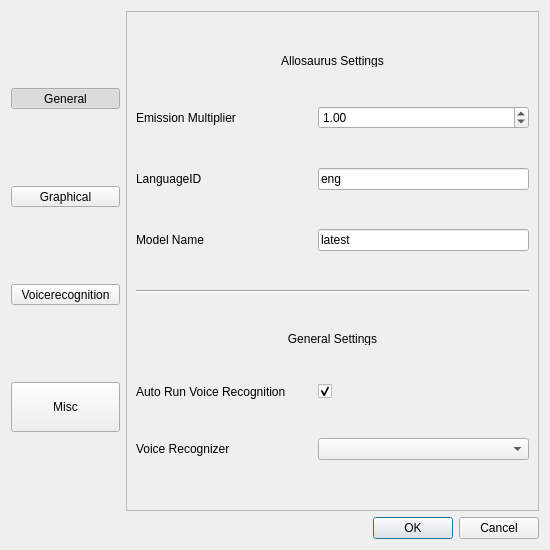
Qt form rsrc/settings.ui (steveway/papagayo-ng) before a commit.
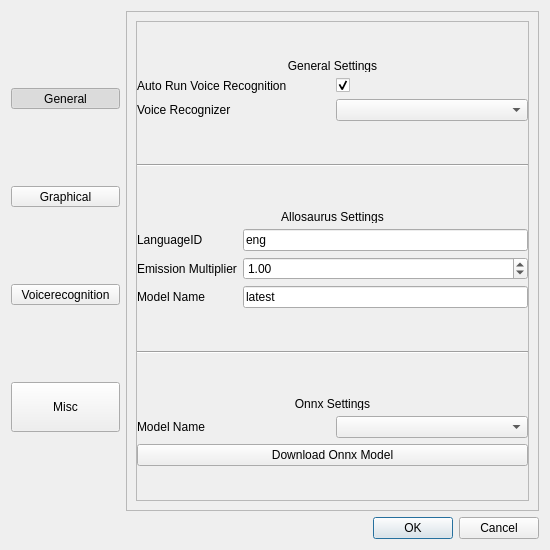
The same form after that commit. The open tabs and pages were chosen to show the change. Icons and pictures are not drawn.

Commit message: Improvements for new Audio Playback. Added some stuff to settings.ui.

What changed in the file:
```diff
--- a/rsrc/settings.ui
+++ b/rsrc/settings.ui
@@ -565,28 +565,90 @@
      </widget>
      <widget class="QWidget" name="voice">
       <layout class="QGridLayout" name="gridLayout">
-       <item row="1" column="0">
-        <widget class="QLabel" name="label">
-         <property name="text">
-          <string>Emission Multiplier</string>
+       <item row="0" column="0">
+        <widget class="QScrollArea" name="ai_scroller">
+         <property name="widgetResizable">
+          <bool>true</bool>
          </property>
-        </widget>
-       </item>
+         <widget class="QWidget" name="scrollAreaWidgetContents">
+          <property name="geometry">
+           <rect>
+            <x>0</x>
+            <y>0</y>
+            <width>393</width>
+            <height>480</height>
+           </rect>
+          </property>
+          <property name="sizePolicy">
+           <sizepolicy hsizetype="Expanding" vsizetype="Expanding">
+            <horstretch>0</horstretch>
+            <verstretch>0</verstretch>
+           </sizepolicy>
+          </property>
+          <widget class="QWidget" name="voice_controls" native="true">
+           <property name="geometry">
+            <rect>
+             <x>0</x>
+             <y>0</y>
+             <width>391</width>
+             <height>481</height>
+            </rect>
+           </property>
+           <property name="sizePolicy">
+            <sizepolicy hsizetype="MinimumExpanding" vsizetype="MinimumExpanding">
+             <horstretch>0</horstretch>
+             <verstretch>0</verstretch>
+            </sizepolicy>
+           </property>
+           <property name="minimumSize">
+            <size>
+             <width>300</width>
+             <height>300</height>
+            </size>
+           </property>
+           <layout class="QVBoxLayout" name="verticalLayout">
+            <property name="spacing">
+             <number>6</number>
+            </property>
+            <property name="leftMargin">
+             <number>0</number>
+            </property>
+            <property name="topMargin">
+             <number>0</number>
+            </property>
+            <property name="rightMargin">
+             <number>0</number>
+            </property>
+            <property name="bottomMargin">
+             <number>0</number>
+            </property>
+            <item>
+             <layout class="QGridLayout" name="general_controls">
        <item row="2" column="0">
-        <widget class="QLabel" name="label_2">
+               <widget class="QLabel" name="label_6">
          <property name="text">
-          <string>LanguageID</string>
+                 <string>Voice Recognizer</string>
          </property>
         </widget>
        </item>
-       <item row="9" column="2">
+              <item row="2" column="1">
         <widget class="QComboBox" name="selected_recognizer">
+                <property name="autoFillBackground">
+                 <bool>false</bool>
+                </property>
          <property name="currentText">
           <string/>
          </property>
         </widget>
        </item>
-       <item row="8" column="2">
+              <item row="1" column="0">
+               <widget class="QLabel" name="label_4">
+                <property name="text">
+                 <string>Auto Run Voice Recognition</string>
+                </property>
+               </widget>
+              </item>
+              <item row="1" column="1">
         <widget class="QCheckBox" name="run_voice_recognition">
          <property name="enabled">
           <bool>true</bool>
@@ -599,8 +661,14 @@
          </property>
         </widget>
        </item>
-       <item row="0" column="0" colspan="3">
-        <widget class="QLabel" name="label_11">
+              <item row="0" column="0" colspan="2">
+               <widget class="QLabel" name="label_10">
+                <property name="sizePolicy">
+                 <sizepolicy hsizetype="Preferred" vsizetype="Minimum">
+                  <horstretch>0</horstretch>
+                  <verstretch>0</verstretch>
+                 </sizepolicy>
+                </property>
          <property name="maximumSize">
           <size>
            <width>16777215</width>
@@ -608,54 +676,39 @@
           </size>
          </property>
          <property name="text">
-          <string>Allosaurus Settings</string>
-         </property>
-         <property name="scaledContents">
-          <bool>false</bool>
+                 <string>General Settings</string>
          </property>
          <property name="alignment">
           <set>Qt::AlignCenter</set>
          </property>
         </widget>
        </item>
-       <item row="3" column="2">
+             </layout>
+            </item>
+            <item>
+             <widget class="Line" name="line">
+              <property name="orientation">
+               <enum>Qt::Horizontal</enum>
+              </property>
+             </widget>
+            </item>
+            <item>
+             <layout class="QGridLayout" name="allosaurus_controls">
+              <item row="2" column="0">
+               <widget class="QLabel" name="label">
+                <property name="text">
+                 <string>Emission Multiplier</string>
+                </property>
+               </widget>
+              </item>
+              <item row="3" column="1">
         <widget class="QLineEdit" name="model_name">
          <property name="text">
           <string notr="true">latest</string>
          </property>
         </widget>
        </item>
-       <item row="2" column="2">
-        <widget class="QLineEdit" name="lang_id_value">
-         <property name="text">
-          <string notr="true">eng</string>
-         </property>
-        </widget>
-       </item>
-       <item row="3" column="0">
-        <widget class="QLabel" name="label_9">
-         <property name="text">
-          <string>Model Name</string>
-         </property>
-        </widget>
-       </item>
-       <item row="1" column="1">
-        <spacer name="horizontalSpacer">
-         <property name="orientation">
-          <enum>Qt::Horizontal</enum>
-         </property>
-         <property name="sizeType">
-          <enum>QSizePolicy::Preferred</enum>
-         </property>
-         <property name="sizeHint" stdset="0">
-          <size>
-           <width>20</width>
-           <height>20</height>
-          </size>
-         </property>
-        </spacer>
-       </item>
-       <item row="1" column="2">
+              <item row="2" column="1">
         <widget class="QDoubleSpinBox" name="voice_emission_value">
          <property name="minimum">
           <double>0.010000000000000</double>
@@ -674,22 +727,21 @@
          </property>
         </widget>
        </item>
-       <item row="8" column="0">
-        <widget class="QLabel" name="label_4">
+              <item row="3" column="0">
+               <widget class="QLabel" name="label_9">
          <property name="text">
-          <string>Auto Run Voice Recognition</string>
+                 <string>Model Name</string>
          </property>
         </widget>
        </item>
-       <item row="9" column="0">
-        <widget class="QLabel" name="label_6">
-         <property name="text">
-          <string>Voice Recognizer</string>
-         </property>
-        </widget>
-       </item>
-       <item row="5" column="0" colspan="3">
-        <widget class="QLabel" name="label_10">
+              <item row="0" column="0" colspan="2">
+               <widget class="QLabel" name="label_11">
+                <property name="sizePolicy">
+                 <sizepolicy hsizetype="Preferred" vsizetype="Minimum">
+                  <horstretch>0</horstretch>
+                  <verstretch>0</verstretch>
+                 </sizepolicy>
+                </property>
          <property name="maximumSize">
           <size>
            <width>16777215</width>
@@ -697,18 +749,89 @@
           </size>
          </property>
          <property name="text">
-          <string>General Settings</string>
+                 <string>Allosaurus Settings</string>
+                </property>
+                <property name="scaledContents">
+                 <bool>false</bool>
          </property>
          <property name="alignment">
           <set>Qt::AlignCenter</set>
          </property>
         </widget>
        </item>
-       <item row="4" column="0" colspan="3">
-        <widget class="Line" name="line">
+              <item row="1" column="1">
+               <widget class="QLineEdit" name="lang_id_value">
+                <property name="text">
+                 <string notr="true">eng</string>
+                </property>
+               </widget>
+              </item>
+              <item row="1" column="0">
+               <widget class="QLabel" name="label_2">
+                <property name="text">
+                 <string>LanguageID</string>
+                </property>
+               </widget>
+              </item>
+             </layout>
+            </item>
+            <item>
+             <widget class="Line" name="line_2">
          <property name="orientation">
           <enum>Qt::Horizontal</enum>
          </property>
+             </widget>
+            </item>
+            <item>
+             <layout class="QGridLayout" name="onnx_controls">
+              <item row="1" column="1">
+               <widget class="QComboBox" name="available_onnx_models">
+                <property name="autoFillBackground">
+                 <bool>false</bool>
+                </property>
+               </widget>
+              </item>
+              <item row="0" column="0" colspan="2">
+               <widget class="QLabel" name="label_13">
+                <property name="sizePolicy">
+                 <sizepolicy hsizetype="Preferred" vsizetype="Minimum">
+                  <horstretch>0</horstretch>
+                  <verstretch>0</verstretch>
+                 </sizepolicy>
+                </property>
+                <property name="maximumSize">
+                 <size>
+                  <width>16777215</width>
+                  <height>13</height>
+                 </size>
+                </property>
+                <property name="text">
+                 <string>Onnx Settings</string>
+                </property>
+                <property name="alignment">
+                 <set>Qt::AlignCenter</set>
+                </property>
+               </widget>
+              </item>
+              <item row="1" column="0">
+               <widget class="QLabel" name="label_14">
+                <property name="text">
+                 <string>Model Name</string>
+                </property>
+               </widget>
+              </item>
+              <item row="2" column="0" colspan="2">
+               <widget class="QPushButton" name="download_onnx_model">
+                <property name="text">
+                 <string>Download Onnx Model</string>
+                </property>
+               </widget>
+              </item>
+             </layout>
+            </item>
+           </layout>
+          </widget>
+         </widget>
         </widget>
        </item>
       </layout>
```
Left out of the diff: 232 changed lines with no effect on the pictures. Lines whose indentation alone changed are shown as unchanged. The commit also changes 3 other files.
